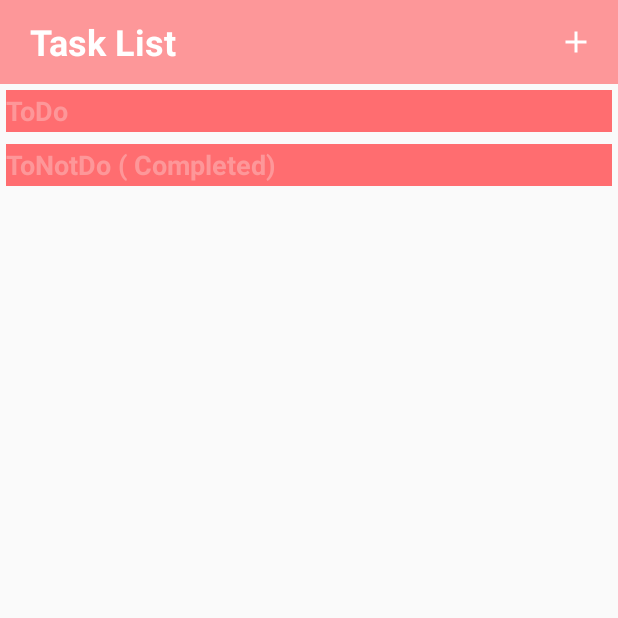
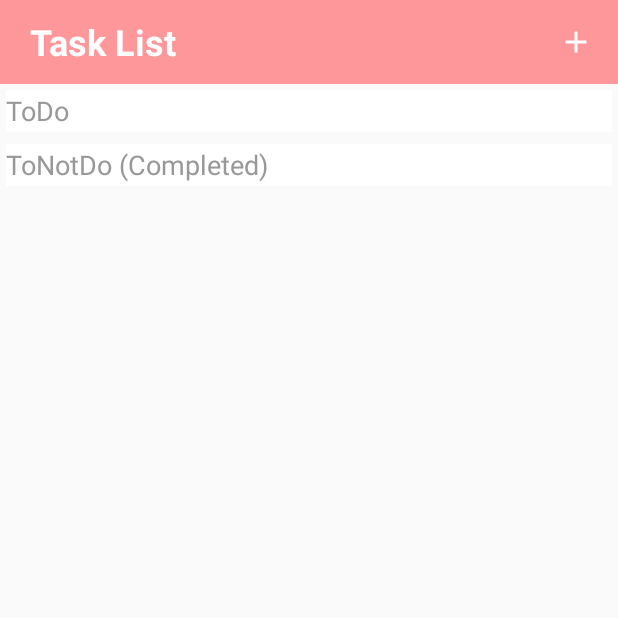
Before and after one commit to pedroafonsouza/Lista, an Android app: the screen it shows after launch (MainActivity), on a phone screen of 412 x 824 dp, the top half of it. Run offline under Robolectric (Android 15) with nearby library versions, the phone set to English and light mode, and no system bars; our stand-ins replace ButterKnife; libraries missing offline, so code that uses them is left out: com.j256.ormlite; 3 statements that could not run were skipped.

Commit message:
Update checkTasks

```diff
--- a/app/build.gradle
+++ b/app/build.gradle
@@ -4,7 +4,7 @@ android {
     compileSdkVersion 27
     defaultConfig {
         applicationId "com.example.framework.lista"
-        minSdkVersion 16
+        minSdkVersion 19
         targetSdkVersion 27
         versionCode 1
         versionName "1.0"
--- a/app/src/main/java/com/example/framework/lista/Model/Business/TaskBusiness.java
+++ b/app/src/main/java/com/example/framework/lista/Model/Business/TaskBusiness.java
@@ -27,13 +27,23 @@ public class TaskBusiness {
 
     }
 
-    public List<Task> getList() {
+    public List<Task> getListToDo() {
 
         List<Task> tasks = new ArrayList<>();
-        tasks = taskDAO.getAll();
+        tasks = taskDAO.getToDo(false);
         return tasks;
 
     }
+
+    public List<Task> getListExecuted(){
+        List<Task> tasks = new ArrayList<>();
+        tasks = taskDAO.getToDo(true);
+
+        return tasks;
+    }
+
+
+
 
     public boolean addEditTask(Task task){
 
--- a/app/src/main/java/com/example/framework/lista/Presenter/MainPresenter.java
+++ b/app/src/main/java/com/example/framework/lista/Presenter/MainPresenter.java
@@ -4,7 +4,6 @@ package com.example.framework.lista.Presenter;
 import com.example.framework.lista.Model.Business.TaskBusiness;
 import com.example.framework.lista.Model.DTO.Task;
 
-import java.util.ArrayList;
 import java.util.List;
 
 
@@ -15,13 +14,17 @@ public class MainPresenter {
 
     public interface MainContract {
 
-        void listLoaded(List<Task> tasks);
+        void listLoaded(List<Task> tasks, boolean stat);
 
-        void listError(String error);
+
+        void taskSaved();
+
+        void responseError(String error);
+
 
         void taskDeleted();
 
-        void taskDeletedError(String error);
+
 
 
     }
@@ -41,19 +44,63 @@ public class MainPresenter {
 
     }
 
-    public void getList() {
+
+    public void getListToDo() {
 
         try {
 
             //sucess
-            List<Task> tasks = taskBusiness.getList();
+
+
+            List<Task> tasks = taskBusiness.getListToDo();
             if (tasks == null) throw new Exception();
-            contract.listLoaded(tasks);
+            contract.listLoaded(tasks, false);
         } catch (Exception e) {
             //error
             e.printStackTrace();
-            contract.listError("Fail on load list");
+            contract.responseError("Fail on load list");
 
+        }
+
+    }
+
+    public void getListExecuted() {
+
+        try {
+
+            //sucess
+
+
+            List<Task> tasks = taskBusiness.getListExecuted();
+            if (tasks == null) throw new Exception();
+            contract.listLoaded(tasks, true);
+        } catch (Exception e) {
+            //error
+            e.printStackTrace();
+            contract.responseError("Fail on load list");
+
+        }
+
+    }
+
+
+
+    public void saveTask(Task task) {
+
+
+        try {
+            //sucess
+
+            if (taskBusiness.addEditTask(task)) {
+                contract.taskSaved();
+            } else {
+                contract.responseError("Fail on delete task");
+            }
+
+        } catch (Exception e) {
+            //error
+            e.printStackTrace();
+            contract.responseError("Fail on delete task");
         }
 
     }
@@ -66,13 +113,13 @@ public class MainPresenter {
             if (taskBusiness.removeTask(task)) {
                 contract.taskDeleted();
             } else {
-                contract.taskDeletedError("Fail on delete task");
+                contract.responseError("Fail on delete task");
             }
 
         } catch (Exception e) {
             //error
             e.printStackTrace();
-            contract.taskDeletedError("Fail on delete task");
+            contract.responseError("Fail on delete task");
         }
 
     }
--- a/app/src/main/java/com/example/framework/lista/Presenter/TaskFormPresenter.java
+++ b/app/src/main/java/com/example/framework/lista/Presenter/TaskFormPresenter.java
@@ -2,8 +2,6 @@ package com.example.framework.lista.Presenter;
 
 import com.example.framework.lista.Model.Business.TaskBusiness;
 import com.example.framework.lista.Model.DTO.Task;
-
-import java.util.Date;
 
 public class TaskFormPresenter {
 
--- a/app/src/main/java/com/example/framework/lista/View/Activity/MainActivity.java
+++ b/app/src/main/java/com/example/framework/lista/View/Activity/MainActivity.java
@@ -1,6 +1,5 @@
 package com.example.framework.lista.View.Activity;
 
-import android.app.AlarmManager;
 import android.app.Notification;
 import android.app.NotificationManager;
 import android.app.PendingIntent;
@@ -21,7 +20,6 @@ import android.widget.ImageView;
 import com.example.framework.lista.Model.DTO.Task;
 import com.example.framework.lista.Presenter.MainPresenter;
 import com.example.framework.lista.R;
-import com.example.framework.lista.Services.AlarmReceiver;
 import com.example.framework.lista.View.Adapter.MyAdapter;
 
 import java.util.Calendar;
@@ -37,6 +35,9 @@ public class MainActivity extends AppCompatActivity implements MainPresenter.Mai
     private RecyclerView mRecyclerView;
     private RecyclerView.Adapter mAdapter;
     private RecyclerView.LayoutManager mLayoutManager;
+    private RecyclerView dRecyclerView;
+    private RecyclerView.Adapter dAdapter;
+    private RecyclerView.LayoutManager dLayoutManager;
     private MainPresenter presenter;
 
     @BindView(R.id.toolbar_main)
@@ -54,7 +55,7 @@ public class MainActivity extends AppCompatActivity implements MainPresenter.Mai
 
 
         init();
-        setAlarm();
+        // setAlarm();
         //pressTestButton();
 
     }
@@ -67,21 +68,21 @@ public class MainActivity extends AppCompatActivity implements MainPresenter.Mai
 //
 //    }
 
-    public void setAlarm() {
-        AlarmManager alarmManager = (AlarmManager) MainActivity.this.getSystemService(ALARM_SERVICE);
-
-        Intent alarmIntent = new Intent(MainActivity.this, AlarmReceiver.class);
-        PendingIntent pendingIntent = PendingIntent.getBroadcast(MainActivity.this, 0, alarmIntent, 0);
-
-        Calendar calendar = Calendar.getInstance();
-
-        calendar.setTimeInMillis(System.currentTimeMillis());
-        calendar.set(Calendar.HOUR_OF_DAY, 12);
-        calendar.set(Calendar.MINUTE, 40);
-        alarmManager.setRepeating(AlarmManager.RTC_WAKEUP, calendar.getTimeInMillis(), AlarmManager.INTERVAL_DAY, pendingIntent);
-        //alarmManager.setRepeating(AlarmManager.RTC, AlarmManager.INTERVAL_HALF_DAY, AlarmManager.INTERVAL_HALF_DAY, pendingIntent);
-
-    }
+//    public void setAlarm() {
+//        AlarmManager alarmManager = (AlarmManager) MainActivity.this.getSystemService(ALARM_SERVICE);
+//
+//        Intent alarmIntent = new Intent(MainActivity.this, AlarmReceiver.class);
+//        PendingIntent pendingIntent = PendingIntent.getBroadcast(MainActivity.this, 0, alarmIntent, 0);
+//
+//        Calendar calendar = Calendar.getInstance();
+//
+//        calendar.setTimeInMillis(System.currentTimeMillis());
+//        calendar.set(Calendar.HOUR_OF_DAY, 12);
+//        calendar.set(Calendar.MINUTE, 40);
+//        alarmManager.setRepeating(AlarmManager.RTC_WAKEUP, calendar.getTimeInMillis(), AlarmManager.INTERVAL_DAY, pendingIntent);
+//        //alarmManager.setRepeating(AlarmManager.RTC, AlarmManager.INTERVAL_HALF_DAY, AlarmManager.INTERVAL_HALF_DAY, pendingIntent);
+//
+//    }
 
 
 
@@ -131,13 +132,7 @@ public class MainActivity extends AppCompatActivity implements MainPresenter.Mai
 
     }
 
-    private  void checkTask(){
 
-
-
-
-
-    }
 
 
     private void goToAddEdit(Task task) {
@@ -174,12 +169,12 @@ public class MainActivity extends AppCompatActivity implements MainPresenter.Mai
                     }
                 });
 
-        AlertDialog alert11 = builder1.create();
-        alert11.getWindow().setBackgroundDrawableResource(R.color.colorPrimaryDark);
+        AlertDialog alert = builder1.create();
+        alert.getWindow().setBackgroundDrawableResource(R.color.colorPrimaryDark);
 
 
 
-        alert11.show();
+        alert.show();
 
 
     }
@@ -193,7 +188,9 @@ public class MainActivity extends AppCompatActivity implements MainPresenter.Mai
 //        setDefaultToolbar();
         presenter = new MainPresenter();
         presenter.setView(this);
-        presenter.getList();
+        presenter.getListToDo();
+        presenter.getListExecuted();
+
 
         ImageView btnAddTask = findViewById(R.id.btn_add);
 
@@ -207,30 +204,22 @@ public class MainActivity extends AppCompatActivity implements MainPresenter.Mai
         });
 
 
-        final ImageView btnCheck= findViewById(R.id.btn_check);
 
-        btnCheck.setOnClickListener(new View.OnClickListener() {
-            @Override
-            public void onClick(View v) {
-
-
-
-            }
-        });
 
     }
 
 
     @Override
     protected void onRestart() {
-        presenter.getList();
+        presenter.getListToDo();
+        presenter.getListExecuted();
         super.onRestart();
 
 
     }
 
 
-    private void initRecycle(List<Task> tasks) {
+    private void initRecycleToDo(List<Task> tasks) {
 
         mRecyclerView = findViewById(R.id.my_recycler_view);
 
@@ -246,18 +235,55 @@ public class MainActivity extends AppCompatActivity implements MainPresenter.Mai
         mRecyclerView.setAdapter(mAdapter);
 
 
+
+
+    }
+
+    private void initRecycleDone(List<Task> tasks) {
+
+
+
+        dRecyclerView = findViewById(R.id.done_recycler_view);
+
+
+        dRecyclerView.setHasFixedSize(true);
+
+
+        dLayoutManager = new LinearLayoutManager(this);
+        dRecyclerView.setLayoutManager(dLayoutManager);
+
+
+        dAdapter = new MyAdapter(tasks, this);
+        dRecyclerView.setAdapter(dAdapter);
+
+
+
+
     }
 
 
+
     @Override
-    public void listLoaded(List<Task> tasks) {
+    public void listLoaded(List<Task> tasks, boolean stat) {
 
-        initRecycle(tasks);
+
+        if(stat) {
+            initRecycleDone(tasks);
+        }else {
+            initRecycleToDo(tasks);
+        }
+    }
+
+    @Override
+    public void taskSaved() {
+
+        presenter.getListToDo();
+        presenter.getListExecuted();
 
     }
 
     @Override
-    public void listError(String error) {
+    public void responseError(String error) {
 
         showError(error);
 
@@ -272,16 +298,13 @@ public class MainActivity extends AppCompatActivity implements MainPresenter.Mai
     @Override
     public void taskDeleted() {
 
-        presenter.getList();
+        presenter.getListToDo();
+        presenter.getListExecuted();
+
 
     }
 
-    @Override
-    public void taskDeletedError(String error) {
 
-        showError(error);
-
-    }
 
     @Override
     public void taskEditClicked(Task task) {
@@ -299,4 +322,12 @@ public class MainActivity extends AppCompatActivity implements MainPresenter.Mai
 
 
     }
+
+    @Override
+    public void  taskExecutedClicked(Task task){
+
+        task.setStat(true);
+       presenter.saveTask(task);
+
+    }
 }
--- a/app/src/main/java/com/example/framework/lista/View/Activity/TaskFormActivity.java
+++ b/app/src/main/java/com/example/framework/lista/View/Activity/TaskFormActivity.java
@@ -106,7 +106,6 @@ public class TaskFormActivity extends AppCompatActivity implements TaskFormPrese
             taskDescript.setText(task.getDescription());
             String dt = DataUtils.dateToString(task.getDate());
             dateTime.setText(dt);
-            task.setStat(false);
 
 
         } else {
--- /dev/null
+++ b/app/src/main/res/drawable/ic_check_coral.xml
@@ -0,0 +1,5 @@
+<vector android:height="24dp" android:tint="@color/colorPrimaryDark"
+    android:viewportHeight="24.0" android:viewportWidth="24.0"
+    android:width="24dp" xmlns:android="http://schemas.android.com/apk/res/android">
+    <path android:fillColor="#FF000000" android:pathData="M18,7l-1.41,-1.41 -6.34,6.34 1.41,1.41L18,7zM22.24,5.59L11.66,16.17 7.48,12l-1.41,1.41L11.66,19l12,-12 -1.42,-1.41zM0.41,13.41L6,19l1.41,-1.41L1.83,12 0.41,13.41z"/>
+</vector>
--- /dev/null
+++ b/app/src/main/res/drawable/shadow.xml
@@ -0,0 +1,6 @@
+<!-- res/drawable/myrect.xml -->
+<shape xmlns:android="http://schemas.android.com/apk/res/android"
+    android:shape="rectangle">
+    <solid android:color="@android:color/white"/>
+
+</shape>
--- a/app/src/main/res/layout/activity_main.xml
+++ b/app/src/main/res/layout/activity_main.xml
@@ -68,6 +68,19 @@
         <!--android:text="TEST NOTIFICATION"-->
         <!---->
         <!--/>-->
+
+    <ScrollView
+        android:layout_width="match_parent"
+        android:layout_height="wrap_content"
+        android:layout_below="@+id/toolbar_main"
+        >
+
+
+        <LinearLayout
+            android:layout_width="match_parent"
+            android:layout_height="wrap_content"
+            android:orientation="vertical">
+
             <TextView
                 android:id="@+id/title_my_recycler"
                 android:layout_width="match_parent"
@@ -75,10 +88,10 @@
                 android:layout_below="@id/toolbar_main"
                 android:gravity="center_vertical"
                 android:textSize="18dp"
-        android:textStyle="bold"
+
                 android:text="ToDo"
-        android:textColor="@color/colorPrimary"
-        android:background="@color/colorPrimaryDark"
+                android:textColor="@color/gray"
+                android:background="@color/white"
                 android:layout_margin="4dp"
                 />
 
@@ -87,7 +100,7 @@
         android:scrollbars="vertical"
         android:layout_width="match_parent"
         android:layout_height="wrap_content"
-        android:layout_below="@+id/title_my_recycler"/>
+        android:nestedScrollingEnabled="false"/>
 
     <TextView
         android:id="@+id/title_done_recycler"
@@ -95,11 +108,10 @@
         android:layout_height="28dp"
         android:layout_below="@id/my_recycler_view"
         android:gravity="center_vertical"
-        android:text="ToNotDo ( Completed)"
+        android:text="ToNotDo (Completed)"
         android:textSize="18dp"
-        android:textStyle="bold"
-        android:textColor="@color/colorPrimary"
-        android:background="@color/colorPrimaryDark"
+        android:textColor="@color/gray"
+        android:background="@color/white"
         android:layout_margin="4dp"/>
 
     <android.support.v7.widget.RecyclerView
@@ -110,6 +122,9 @@
         android:scrollbars="vertical"
         android:layout_width="match_parent"
         android:layout_height="wrap_content"
-     />
+        android:nestedScrollingEnabled="false"/>
+
+        </LinearLayout>
+    </ScrollView>
 
 </RelativeLayout>
--- a/app/src/main/res/values/colors.xml
+++ b/app/src/main/res/values/colors.xml
@@ -7,4 +7,5 @@
     <color name="coral_50">#fce4ec</color>
 
     <color name="black_overlay">#66000000</color>
+    <color name="gray">#989898</color>
 </resources>
```
Also changed, not shown: app/src/main/java/com/example/framework/lista/Model/DAO/TaskDAO.java (+12 -0 lines), app/src/main/java/com/example/framework/lista/View/Adapter/MyAdapter.java (+31 -2 lines), app/src/main/res/drawable/title_mark.xml (+1 -6 lines), app/src/main/res/layout/task_item.xml (+22 -10 lines). Lines whose indentation alone changed are shown as unchanged.
